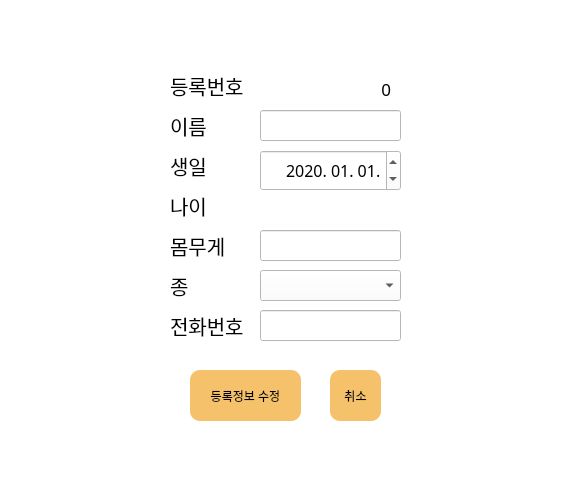
Qt form src/Client/Register.ui (addinedu-ros-7th/iot-repo-1) before a commit.
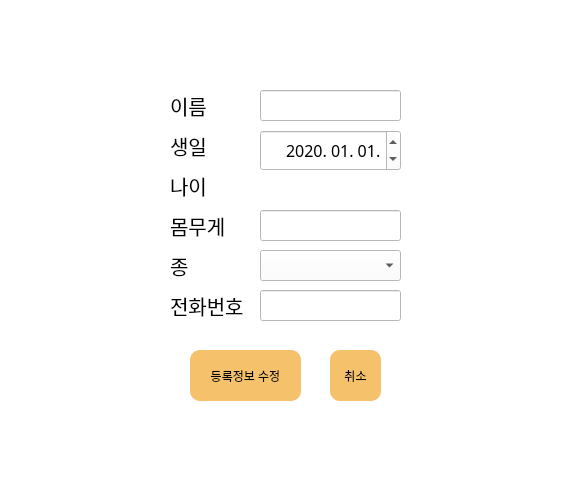
The same form after that commit.

```diff
--- a/src/Client/Register.ui
+++ b/src/Client/Register.ui
@@ -6,7 +6,7 @@
    <rect>
     <x>0</x>
     <y>0</y>
-    <width>581</width>
+    <width>573</width>
     <height>477</height>
    </rect>
   </property>
@@ -21,7 +21,7 @@
    <property name="geometry">
     <rect>
      <x>190</x>
-     <y>370</y>
+     <y>350</y>
      <width>111</width>
      <height>51</height>
     </rect>
@@ -44,7 +44,7 @@
    <property name="geometry">
     <rect>
      <x>330</x>
-     <y>370</y>
+     <y>350</y>
      <width>51</width>
      <height>51</height>
     </rect>
@@ -63,33 +63,11 @@
     <string>취소</string>
    </property>
   </widget>
-  <widget class="QLabel" name="labelID">
-   <property name="geometry">
-    <rect>
-     <x>320</x>
-     <y>80</y>
-     <width>71</width>
-     <height>18</height>
-    </rect>
-   </property>
-   <property name="font">
-    <font>
-     <family>NanumGothic</family>
-     <pointsize>13</pointsize>
-    </font>
-   </property>
-   <property name="text">
-    <string>0</string>
-   </property>
-   <property name="alignment">
-    <set>Qt::AlignRight|Qt::AlignTrailing|Qt::AlignVCenter</set>
-   </property>
-  </widget>
   <widget class="QLabel" name="labelBirthInfo">
    <property name="geometry">
     <rect>
      <x>170</x>
-     <y>150</y>
+     <y>130</y>
      <width>51</width>
      <height>31</height>
     </rect>
@@ -111,7 +89,7 @@
    <property name="geometry">
     <rect>
      <x>170</x>
-     <y>270</y>
+     <y>250</y>
      <width>71</width>
      <height>31</height>
     </rect>
@@ -126,30 +104,11 @@
     <string>종</string>
    </property>
   </widget>
-  <widget class="QLabel" name="labelNameInfo_2">
-   <property name="geometry">
-    <rect>
-     <x>170</x>
-     <y>70</y>
-     <width>81</width>
-     <height>31</height>
-    </rect>
-   </property>
-   <property name="font">
-    <font>
-     <family>NanumGothicExtraBold</family>
-     <pointsize>15</pointsize>
-    </font>
-   </property>
-   <property name="text">
-    <string>등록번호</string>
-   </property>
-  </widget>
   <widget class="QLabel" name="labelWeightInfo">
    <property name="geometry">
     <rect>
      <x>170</x>
-     <y>230</y>
+     <y>210</y>
      <width>61</width>
      <height>31</height>
     </rect>
@@ -168,7 +127,7 @@
    <property name="geometry">
     <rect>
      <x>170</x>
-     <y>310</y>
+     <y>290</y>
      <width>81</width>
      <height>31</height>
     </rect>
@@ -187,7 +146,7 @@
    <property name="geometry">
     <rect>
      <x>170</x>
-     <y>190</y>
+     <y>170</y>
      <width>41</width>
      <height>31</height>
     </rect>
@@ -209,7 +168,7 @@
    <property name="geometry">
     <rect>
      <x>320</x>
-     <y>200</y>
+     <y>180</y>
      <width>71</width>
      <height>20</height>
     </rect>
@@ -231,7 +190,7 @@
    <property name="geometry">
     <rect>
      <x>170</x>
-     <y>110</y>
+     <y>90</y>
      <width>41</width>
      <height>31</height>
     </rect>
@@ -250,7 +209,7 @@
    <property name="geometry">
     <rect>
      <x>260</x>
-     <y>110</y>
+     <y>90</y>
      <width>141</width>
      <height>31</height>
     </rect>
@@ -269,7 +228,7 @@
    <property name="geometry">
     <rect>
      <x>260</x>
-     <y>150</y>
+     <y>130</y>
      <width>141</width>
      <height>41</height>
     </rect>
@@ -321,7 +280,7 @@
    <property name="geometry">
     <rect>
      <x>260</x>
-     <y>230</y>
+     <y>210</y>
      <width>141</width>
      <height>31</height>
     </rect>
@@ -340,7 +299,7 @@
    <property name="geometry">
     <rect>
      <x>260</x>
-     <y>270</y>
+     <y>250</y>
      <width>141</width>
      <height>31</height>
     </rect>
@@ -356,7 +315,7 @@
    <property name="geometry">
     <rect>
      <x>260</x>
-     <y>310</y>
+     <y>290</y>
      <width>141</width>
      <height>31</height>
     </rect>
```
